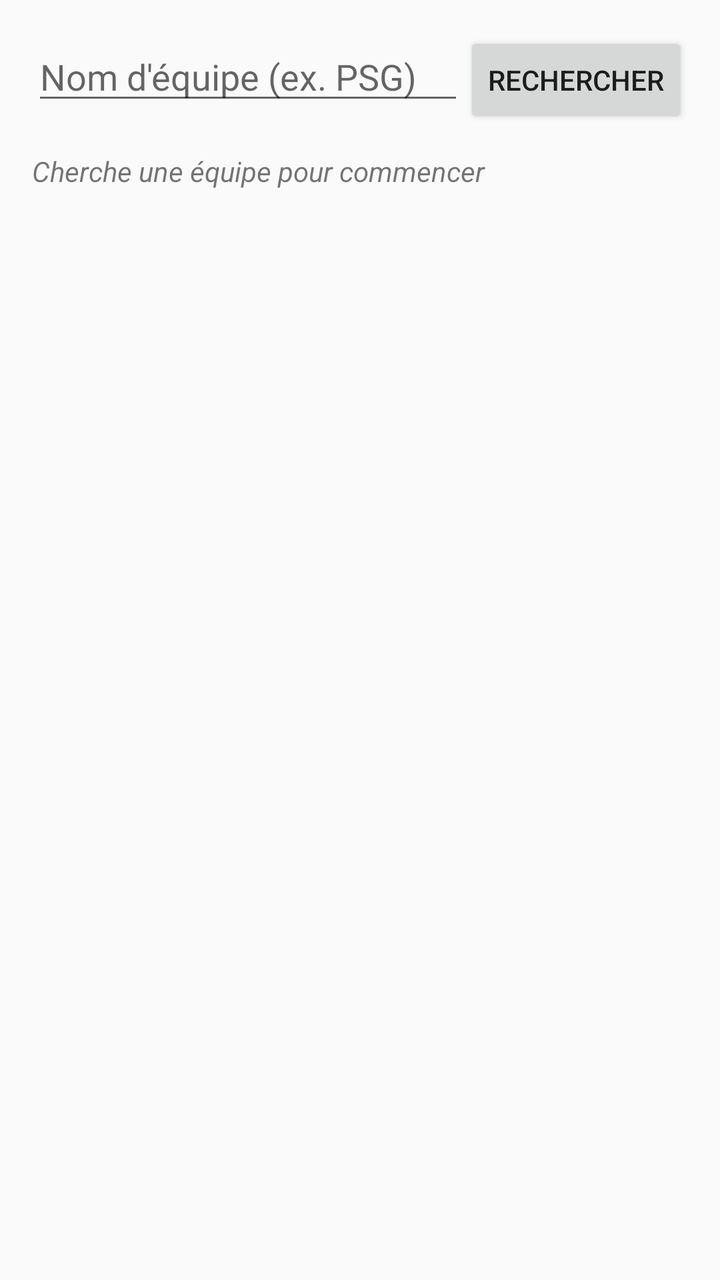
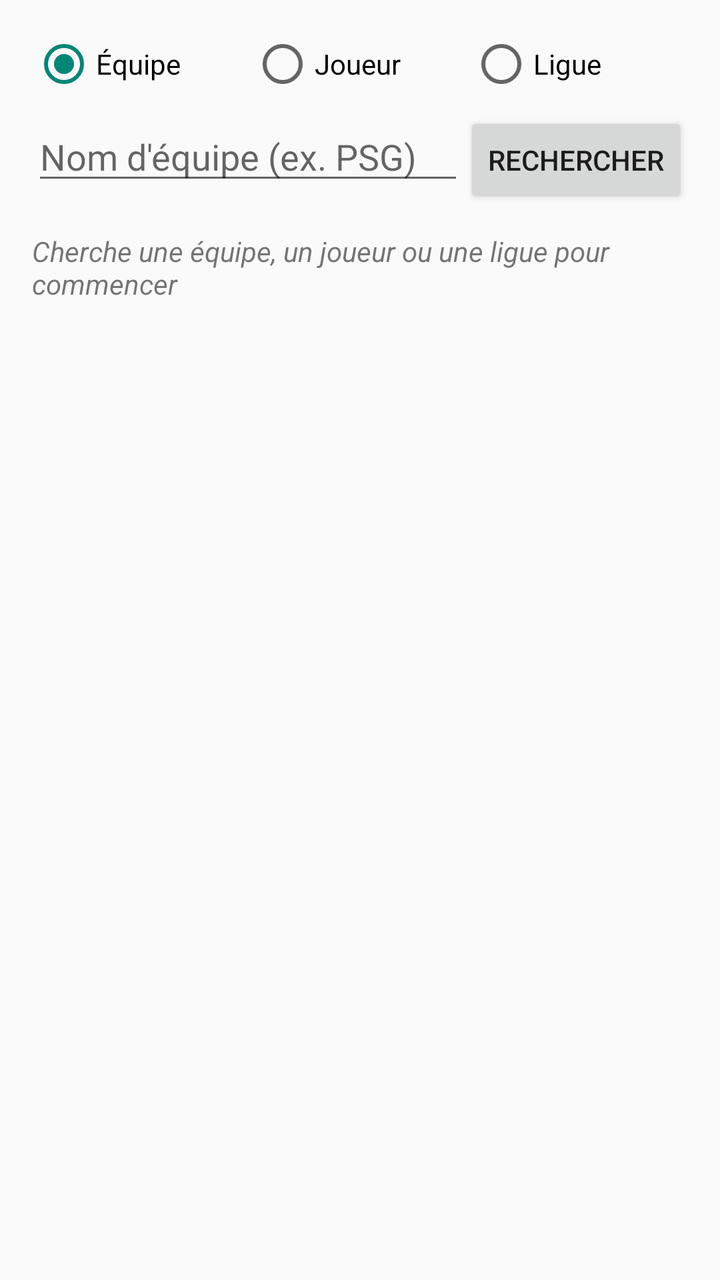

Screens rendered from an Android XML layout before and after an edit, with the pre-edit source and the edit as a unified diff.
<!-- AndroidManifest.xml: application theme Theme.AppCompat.DayNight -->
<!-- res/layout/activity_main.xml -->
<?xml version="1.0" encoding="utf-8"?>
<LinearLayout xmlns:android="http://schemas.android.com/apk/res/android"
    android:layout_width="match_parent"
    android:layout_height="match_parent"
    android:orientation="vertical"
    android:padding="16dp">

    <LinearLayout
        android:layout_width="match_parent"
        android:layout_height="wrap_content"
        android:orientation="horizontal">

        <EditText
            android:id="@+id/editSearch"
            android:layout_width="0dp"
            android:layout_height="wrap_content"
            android:layout_weight="1"
            android:hint="Nom d'équipe (ex. PSG)"
            android:inputType="text"
            android:imeOptions="actionSearch"
            android:singleLine="true" />

        <Button
            android:id="@+id/buttonSearch"
            android:layout_width="wrap_content"
            android:layout_height="wrap_content"
            android:text="Rechercher" />

    </LinearLayout>

    <Button
        android:id="@+id/buttonBackToSearch"
        android:layout_width="wrap_content"
        android:layout_height="wrap_content"
        android:layout_marginTop="8dp"
        android:text="← Retour à la recherche"
        android:visibility="gone" />

    <TextView
        android:id="@+id/textStatus"
        android:layout_width="match_parent"
        android:layout_height="wrap_content"
        android:layout_marginTop="12dp"
        android:textStyle="italic"
        android:text="Cherche une équipe pour commencer" />

    <androidx.recyclerview.widget.RecyclerView
        android:id="@+id/recyclerView"
        android:layout_width="match_parent"
        android:layout_height="0dp"
        android:layout_weight="1"
        android:layout_marginTop="8dp" />

</LinearLayout>
<!-- resources referenced by this layout -->
<resources>

</resources>

<!-- the commit's change to res/layout/activity_main.xml (unified diff, before → after) -->
@@ -4,6 +4,72 @@
     android:layout_height="match_parent"
     android:orientation="vertical"
     android:padding="16dp">
+
+    
+    <LinearLayout
+        android:id="@+id/followedMatchCard"
+        android:layout_width="match_parent"
+        android:layout_height="wrap_content"
+        android:orientation="vertical"
+        android:background="#1A000000"
+        android:padding="12dp"
+        android:layout_marginBottom="12dp"
+        android:visibility="gone">
+
+        <TextView
+            android:id="@+id/textFollowedTitle"
+            android:layout_width="match_parent"
+            android:layout_height="wrap_content"
+            android:textStyle="bold"
+            android:textSize="16sp" />
+
+        <TextView
+            android:id="@+id/textFollowedDetails"
+            android:layout_width="match_parent"
+            android:layout_height="wrap_content"
+            android:textSize="13sp"
+            android:layout_marginTop="2dp" />
+
+        <Button
+            android:id="@+id/buttonStopFollowing"
+            android:layout_width="wrap_content"
+            android:layout_height="wrap_content"
+            android:layout_marginTop="8dp"
+            android:text="Arrêter le suivi" />
+
+    </LinearLayout>
+
+    
+    <RadioGroup
+        android:id="@+id/radioSearchMode"
+        android:layout_width="match_parent"
+        android:layout_height="wrap_content"
+        android:orientation="horizontal"
+        android:layout_marginBottom="8dp">
+
+        <RadioButton
+            android:id="@+id/radioModeTeam"
+            android:layout_width="0dp"
+            android:layout_height="wrap_content"
+            android:layout_weight="1"
+            android:text="Équipe"
+            android:checked="true" />
+
+        <RadioButton
+            android:id="@+id/radioModePlayer"
+            android:layout_width="0dp"
+            android:layout_height="wrap_content"
+            android:layout_weight="1"
+            android:text="Joueur" />
+
+        <RadioButton
+            android:id="@+id/radioModeLeague"
+            android:layout_width="0dp"
+            android:layout_height="wrap_content"
+            android:layout_weight="1"
+            android:text="Ligue" />
+
+    </RadioGroup>
 
     <LinearLayout
         android:layout_width="match_parent"
@@ -42,7 +108,7 @@
         android:layout_height="wrap_content"
         android:layout_marginTop="12dp"
         android:textStyle="italic"
-        android:text="Cherche une équipe pour commencer" />
+        android:text="Cherche une équipe, un joueur ou une ligue pour commencer" />
 
     <androidx.recyclerview.widget.RecyclerView
         android:id="@+id/recyclerView"
